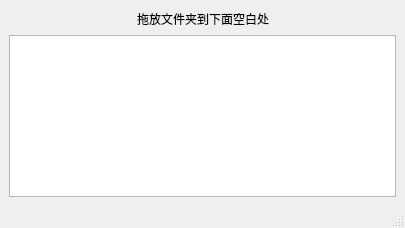
mon6912640/RenameToolXimi, file gui/main.ui: the form before one commit.
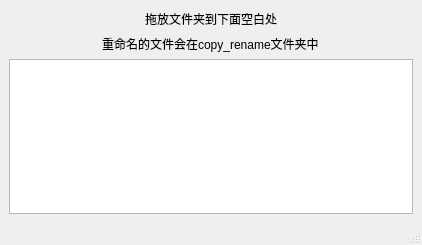
The form after the commit.

```diff
--- a/gui/main.ui
+++ b/gui/main.ui
@@ -6,8 +6,8 @@
    <rect>
     <x>0</x>
     <y>0</y>
-    <width>405</width>
-    <height>228</height>
+    <width>422</width>
+    <height>245</height>
    </rect>
   </property>
   <property name="windowTitle">
@@ -15,16 +15,6 @@
   </property>
   <widget class="QWidget" name="centralwidget">
    <layout class="QGridLayout" name="gridLayout">
-    <item row="2" column="0">
-     <widget class="QTextBrowser" name="areaShow">
-      <property name="toolTip">
-       <string/>
-      </property>
-      <property name="statusTip">
-       <string/>
-      </property>
-     </widget>
-    </item>
     <item row="0" column="0">
      <layout class="QHBoxLayout" name="horizontalLayout">
       <item>
@@ -62,6 +52,23 @@
       </item>
      </layout>
     </item>
+    <item row="1" column="0" alignment="Qt::AlignHCenter">
+     <widget class="QLabel" name="label_2">
+      <property name="text">
+       <string>重命名的文件会在copy_rename文件夹中</string>
+      </property>
+     </widget>
+    </item>
+    <item row="3" column="0">
+     <widget class="QTextBrowser" name="areaShow">
+      <property name="toolTip">
+       <string/>
+      </property>
+      <property name="statusTip">
+       <string/>
+      </property>
+     </widget>
+    </item>
    </layout>
   </widget>
   <widget class="QMenuBar" name="menubar">
```
Left out of the diff: 5 changed lines with no effect on the pictures.
